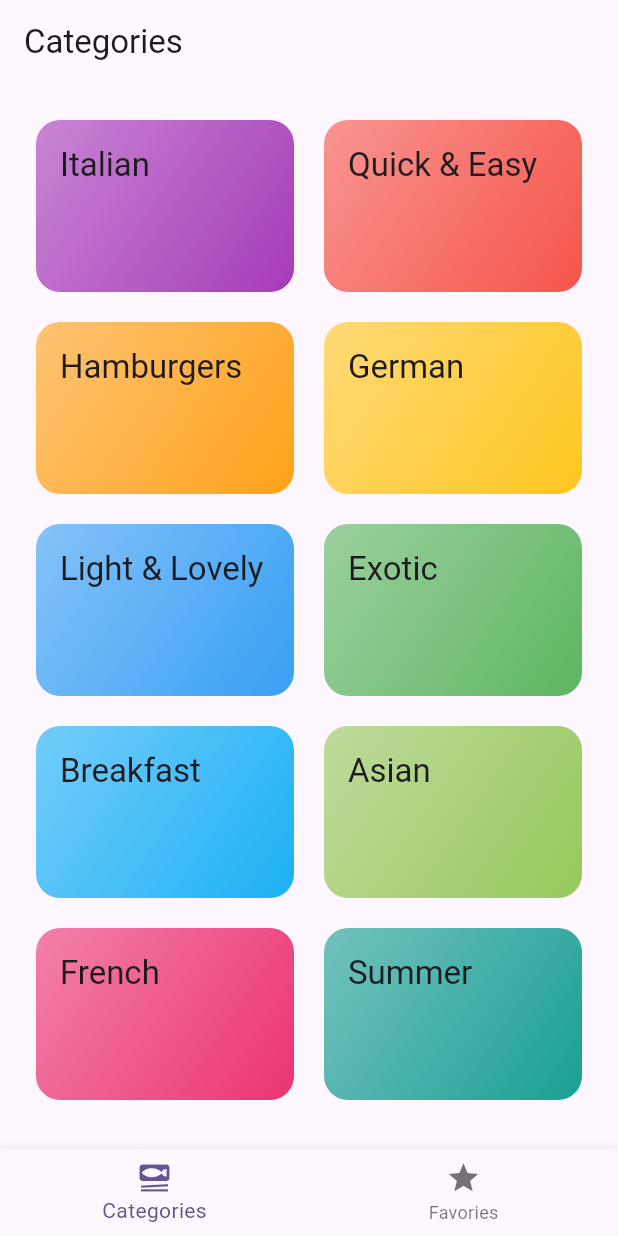
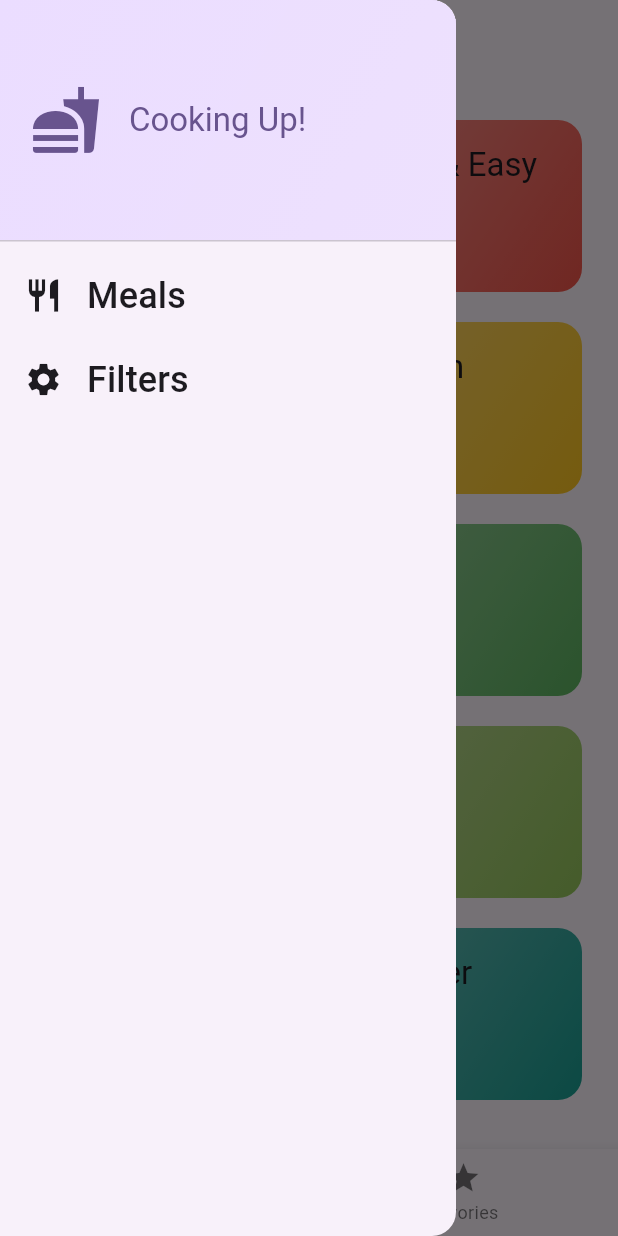
Before and after one commit to MrGOStepz/flutter-tutorial, a Flutter app: the TabScreen screen opened directly, with the side drawer open (before the commit the screen has no drawer), on a phone screen of 412 x 824 dp. Run offline on Flutter 3.47's test engine with Material 3 defaults, Android fonts, the phone set to English and light mode, and no system bars; our stand-ins replace google_fonts, transparent_image.

Commit message:
Add Filter Done

```diff
--- a/flutter_tutorial/lib/meals/screens/categories.dart
+++ b/flutter_tutorial/lib/meals/screens/categories.dart
@@ -7,12 +7,17 @@ import '../data/dummy_data.dart';
 import '../models/meal.dart';
 
 class CategoriesScreen extends StatelessWidget {
-  const CategoriesScreen({super.key, required this.onToggleFavorits});
+  const CategoriesScreen({
+    super.key,
+    required this.onToggleFavorits,
+    required this.availableMeals,
+  });
 
-final void Function(Meal meal) onToggleFavorits;
+  final void Function(Meal meal) onToggleFavorits;
+  final List<Meal> availableMeals;
 
   void _selectCategory(BuildContext context, Category category) {
-    final filteredMeals = dummyMeals
+    final filteredMeals = availableMeals
         .where((meal) => meal.categories.contains(category.id))
         .toList();
 
--- a/flutter_tutorial/lib/meals/screens/tabs.dart
+++ b/flutter_tutorial/lib/meals/screens/tabs.dart
@@ -1,8 +1,18 @@
 import 'package:flutter/material.dart';
+import 'package:flutter_tutorial/meals/data/dummy_data.dart';
 import 'package:flutter_tutorial/meals/screens/categories.dart';
+import 'package:flutter_tutorial/meals/screens/filters.dart';
 import 'package:flutter_tutorial/meals/screens/meal.dart';
+import 'package:flutter_tutorial/meals/widgets/main_drawer.dart';
 
 import '../models/meal.dart';
+
+const kInitialFilters = {
+  Filter.glutenFree: false,
+  Filter.lactoseFree: false,
+  Filter.vegetarian: false,
+  Filter.vegan: false,
+};
 
 class TabScreen extends StatefulWidget {
   const TabScreen({super.key});
@@ -14,6 +24,12 @@ class TabScreen extends StatefulWidget {
 class _TabScreenState extends State<TabScreen> {
   int _selectedPageIndex = 0;
   final List<Meal> _favoriteMeals = [];
+  Map<Filter, bool> _selectedFilters = {
+    Filter.glutenFree: false,
+    Filter.lactoseFree: false,
+    Filter.vegetarian: false,
+    Filter.vegan: false,
+  };
 
   void _showInfoMessage(String message) {
     ScaffoldMessenger.of(context).clearSnackBars();
@@ -44,10 +60,44 @@ class _TabScreenState extends State<TabScreen> {
     });
   }
 
+  void _setScreen(String identifier) async {
+    Navigator.of(context).pop();
+    if (identifier == 'filters') {
+      // Navigator.of(context).pushReplacement(
+     final result = await Navigator.of(context).push<Map<Filter, bool>>(
+        MaterialPageRoute(
+          builder: (ctx) => FiltersScreen(currentFilters: _selectedFilters,),
+        ),
+      );
+
+     setState(() {
+       _selectedFilters = result ?? kInitialFilters;
+     });
+
+    }
+  }
+
   @override
   Widget build(BuildContext context) {
+    final availableMeals = dummyMeals.where((meal) {
+      if(_selectedFilters[Filter.glutenFree]! && !meal.isGlutenFree) {
+        return false;
+      }
+      if(_selectedFilters[Filter.lactoseFree]! && !meal.isLactoseFree) {
+        return false;
+      }
+      if(_selectedFilters[Filter.vegetarian]! && !meal.isVegetarian) {
+        return false;
+      }
+      if(_selectedFilters[Filter.vegan]! && !meal.isVegan) {
+        return false;
+      }
+      return true;
+    }).toList();
+
     Widget activePage = CategoriesScreen(
       onToggleFavorits: _toggleMealFavoriteStatus,
+      availableMeals: availableMeals,
     );
     var activePageTitle = 'Categories';
 
@@ -64,6 +114,9 @@ class _TabScreenState extends State<TabScreen> {
       appBar: AppBar(
         title: Text(activePageTitle),
       ),
+      drawer: MainDrawer(
+        onSelectScreen: _setScreen,
+      ),
       body: activePage,
       bottomNavigationBar: BottomNavigationBar(
         onTap: _selectPage,
--- /dev/null
+++ b/flutter_tutorial/lib/meals/widgets/main_drawer.dart
@@ -0,0 +1,82 @@
+import 'package:flutter/material.dart';
+
+class MainDrawer extends StatelessWidget {
+  const MainDrawer({super.key, required this.onSelectScreen});
+
+  final void Function(String dentifier) onSelectScreen;
+
+  @override
+  Widget build(BuildContext context) {
+    return Drawer(
+      child: Column(
+        children: [
+          DrawerHeader(
+            padding: const EdgeInsets.all(20),
+            decoration: BoxDecoration(
+              gradient: LinearGradient(
+                colors: [
+                  Theme.of(context).colorScheme.primaryContainer,
+                  Theme.of(context)
+                      .colorScheme
+                      .primaryContainer
+                      .withOpacity(0.8),
+                ],
+                begin: Alignment.topLeft,
+                end: Alignment.bottomRight,
+              ),
+            ),
+            child: Row(
+              children: [
+                Icon(
+                  Icons.fastfood,
+                  size: 48,
+                  color: Theme.of(context).colorScheme.primary,
+                ),
+                const SizedBox(width: 18),
+                Text(
+                  'Cooking Up!',
+                  style: Theme.of(context).textTheme.titleLarge?.copyWith(
+                        color: Theme.of(context).colorScheme.primary,
+                      ),
+                ),
+              ],
+            ),
+          ),
+          ListTile(
+            leading: Icon(
+              Icons.restaurant,
+              size: 26,
+              color: Theme.of(context).colorScheme.onBackground,
+            ),
+            title: Text(
+              'Meals',
+              style: Theme.of(context).textTheme.titleSmall!.copyWith(
+                  color: Theme.of(context).colorScheme.onBackground,
+                  fontSize: 24),
+            ),
+            onTap: () {
+              onSelectScreen('meals');
+            },
+          ),
+          ListTile(
+            leading: Icon(
+              Icons.settings,
+              size: 26,
+              color: Theme.of(context).colorScheme.onBackground,
+            ),
+            title: Text(
+              'Filters',
+              style: Theme.of(context).textTheme.titleSmall!.copyWith(
+                  color: Theme.of(context).colorScheme.onBackground,
+                  fontSize: 24),
+            ),
+            onTap: () {
+
+              onSelectScreen('filters');
+            },
+          ),
+        ],
+      ),
+    );
+  }
+}
```
Also changed, not shown: flutter_tutorial/lib/meals/screens/filters.dart (added, +159 -0 lines).
